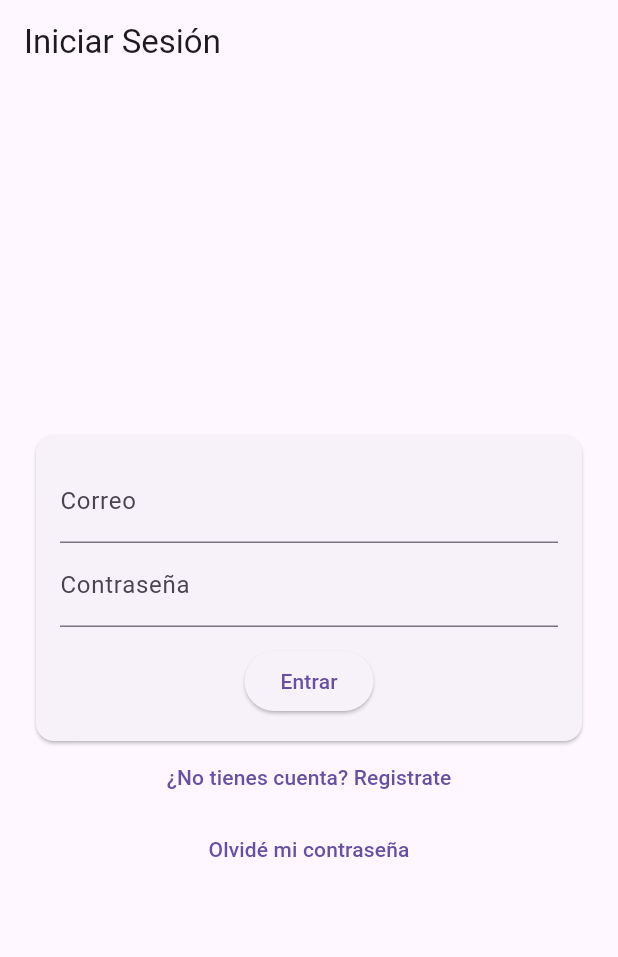
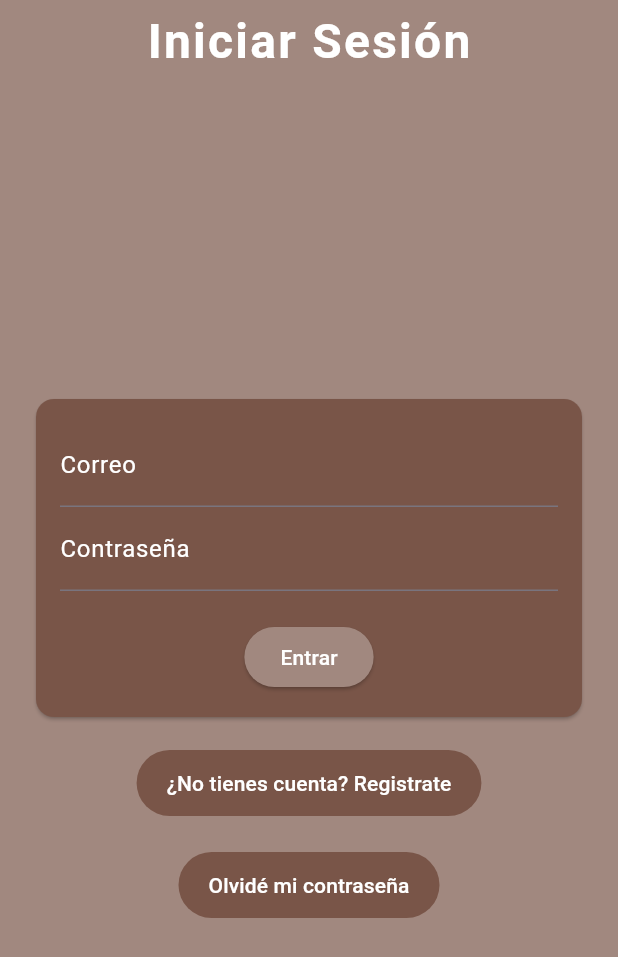
Before and after one commit to BarucCarrillo/proyectomovil_bloodharvest, a Flutter app: the screen it shows after launch, on a phone screen of 412 x 824 dp. Shown: the top 957 px of the screen. Run offline on Flutter 3.47's test engine with Material 3 defaults, Android fonts, the phone set to English and light mode, and no system bars; our stand-ins replace cloud_firestore, firebase_auth, firebase_core; accounts and stored records are empty.

Commit message:
ESTILOS PARA LOGIN Y REGISTRO

```diff
--- a/lib/features/auth/pages/login_page.dart
+++ b/lib/features/auth/pages/login_page.dart
@@ -36,13 +36,32 @@ class _LoginPageState extends State<LoginPage> {
   @override
   Widget build(BuildContext context) {
     return Scaffold(
-      appBar: AppBar(title: Text(isLogin ? 'Iniciar Sesión' : 'Crear Cuenta')),
+      backgroundColor: Colors.brown[300],
+      appBar: AppBar(
+        backgroundColor: Colors.brown[300],
+        centerTitle: true,
+        title: Text(
+          isLogin ? 'Iniciar Sesión' : 'Crear Cuenta',
+          style: TextStyle(
+            fontSize: 32,
+            fontWeight: FontWeight.bold,
+            color: Colors.white,
+            letterSpacing: 1.5,
+          ),
+        ),
+      ),
       body: Center(
         child: Column(
           mainAxisSize: MainAxisSize.min,
           children: [
             AuthForm(isLogin: isLogin, onSubmit: _handleAuth),
+            SizedBox(height: 20),
             TextButton(
+              style: TextButton.styleFrom(
+                backgroundColor: Colors.brown,
+                foregroundColor: Colors.white,
+                padding: EdgeInsets.symmetric(horizontal: 20, vertical: 12),
+              ),
               onPressed: () => setState(() => isLogin = !isLogin),
               child: Text(
                 isLogin
@@ -50,8 +69,13 @@ class _LoginPageState extends State<LoginPage> {
                     : '¿Ya tienes cuenta? Inicia Sesión',
               ),
             ),
-            if (isLogin)
+            if (isLogin) SizedBox(height: 20),
             TextButton(
+              style: TextButton.styleFrom(
+                backgroundColor: Colors.brown,
+                foregroundColor: Colors.white,
+                padding: EdgeInsets.symmetric(horizontal: 20, vertical: 12),
+              ),
               onPressed: () async {
                 final email = await _askForEmail(context);
                 if (email != null && email.contains('@')) {
@@ -59,7 +83,7 @@ class _LoginPageState extends State<LoginPage> {
                     await _authService.sendPasswordResetEmail(email);
                     ScaffoldMessenger.of(context).showSnackBar(
                       const SnackBar(
-                          content: Text('EMial de recuperación enviado'),
+                        content: Text('Email de recuperación enviado'),
                       ),
                     );
                   } catch (e) {
--- a/lib/features/auth/widgets/auth_form..dart
+++ b/lib/features/auth/widgets/auth_form..dart
@@ -43,6 +43,8 @@ class _AuthFormState extends State<AuthForm> {
   @override
   Widget build(BuildContext context) {
     return Card(
+      shadowColor: Colors.black,
+      color: Colors.brown,
       margin: const EdgeInsets.symmetric(horizontal: 24),
       child: Padding(
         padding: const EdgeInsets.all(16),
@@ -56,31 +58,41 @@ class _AuthFormState extends State<AuthForm> {
                   controller: nameCtrl,
                   decoration: const InputDecoration(
                     labelText: 'Nombre de Usuario',
+                    labelStyle: TextStyle(color: Colors.white),
                   ),
                   validator: (v) =>
                       v == null || v.isEmpty ? 'Ingresa tu nombre' : null,
                 ),
               TextFormField(
                 controller: emailCtrl,
-                decoration: const InputDecoration(labelText: 'Correo'),
+                decoration: const InputDecoration(
+                  labelText: 'Correo',
+                  labelStyle: TextStyle(color: Colors.white),
+                ),
                 keyboardType: TextInputType.emailAddress,
                 validator: (v) =>
                     v != null && v.contains('@') ? null : 'Correo Invalido',
               ),
               TextFormField(
                 controller: passCtrl,
-                decoration: const InputDecoration(labelText: 'Contraseña'),
+                decoration: const InputDecoration(
+                  labelText: 'Contraseña',
+                  labelStyle: TextStyle(color: Colors.white),
+                ),
                 obscureText: true,
                 validator: (v) =>
                     v != null && v.length >= 8 ? null : 'Minimo 8 caracteres',
               ),
-              const SizedBox(height: 12),
               if (isLoading) const CircularProgressIndicator(),
-              if (!isLoading)
-                ElevatedButton(
-                  onPressed: submit,
-                  child: Text(widget.isLogin ? 'Entrar' : 'Registrar'),
+              if (!isLoading) SizedBox(height: 20),
+              ElevatedButton(
+                style: ElevatedButton.styleFrom(
+                  backgroundColor: Colors.brown[300],
+                  foregroundColor: Colors.white,
                 ),
+                onPressed: submit,
+                child: Text(widget.isLogin ? 'Entrar' : 'Registrar'),
+              ),
             ],
           ),
         ),
```
Lines whose indentation alone changed are shown as unchanged.
